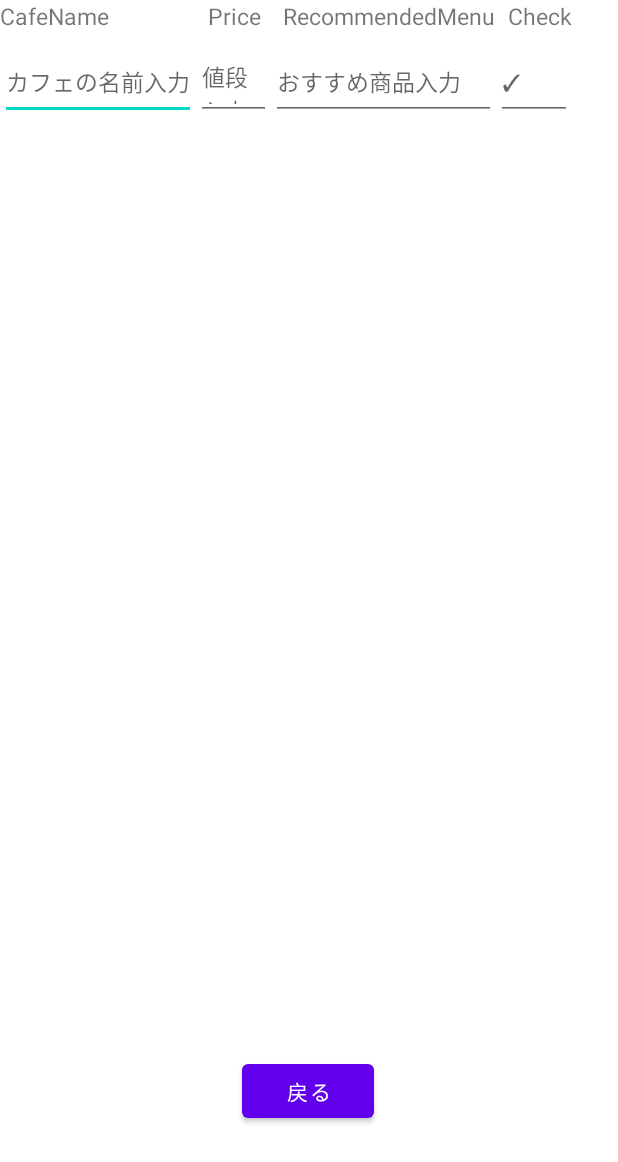
After one commit to KenjiOzawa0618/CafeBookmarkingApp, an Android app: the layout activity_gifu.xml on its own in the app's theme, with its tools: preview values and no code run, on a phone screen of 412 x 824 dp. The commit adds this screen. Shown: the top 1162 px of the screen. Run offline under Robolectric (Android 15) with nearby library versions, the phone set to English and light mode, and no system bars.

Commit message:
最終課題7/6

```diff
--- /dev/null
+++ b/app/src/main/java/jp/ac/gifu_u/z3033052/saisyukadai/SubActivity1.java
@@ -0,0 +1,18 @@
+package jp.ac.gifu_u.z3033052.saisyukadai;
+
+import androidx.appcompat.app.AppCompatActivity;
+
+import android.os.Bundle;
+import android.widget.Button;
+
+public class SubActivity1 extends AppCompatActivity {
+
+    @Override
+    protected void onCreate(Bundle savedInstanceState) {
+        super.onCreate(savedInstanceState);
+        setContentView(R.layout.activity_gifu);
+
+        Button returnButton = findViewById(R.id.returnButton);//https://akira-watson.com/android/activity-1.html　16~17
+        returnButton.setOnClickListener(v -> finish());
+    }
+}
--- /dev/null
+++ b/app/src/main/res/layout/activity_gifu.xml
@@ -0,0 +1,126 @@
+<?xml version="1.0" encoding="utf-8"?>
+<androidx.constraintlayout.widget.ConstraintLayout xmlns:android="http://schemas.android.com/apk/res/android"
+    xmlns:app="http://schemas.android.com/apk/res-auto"
+    xmlns:tools="http://schemas.android.com/tools"
+    android:layout_width="match_parent"
+    android:layout_height="match_parent"
+    tools:context=".SubActivity1">
+
+    <Button
+        android:id="@+id/returnButton"
+        android:layout_width="wrap_content"
+        android:layout_height="wrap_content"
+        android:text="戻る"
+        app:layout_constraintBottom_toBottomOf="parent"
+        app:layout_constraintEnd_toEndOf="parent"
+        app:layout_constraintHorizontal_bias="0.498"
+        app:layout_constraintStart_toStartOf="parent"
+        app:layout_constraintTop_toTopOf="parent"
+        app:layout_constraintVertical_bias="0.906"
+        tools:ignore="MissingConstraints" />
+
+    <TableLayout
+        android:id="@+id/tableLayout"
+        android:layout_width="match_parent"
+        android:layout_height="match_parent"
+        tools:layout_editor_absoluteX="0dp"
+        tools:layout_editor_absoluteY="128dp">
+
+        <TableRow
+            android:layout_width="match_parent"
+            android:layout_height="match_parent">
+
+            <TextView
+                android:id="@+id/text1"
+                android:layout_width="wrap_content"
+                android:layout_height="30dp"
+                android:text="CafeName"
+                android:textSize="15sp" />
+
+            <TextView
+                android:id="@+id/text2"
+                android:layout_width="wrap_content"
+                android:layout_height="30dp"
+                android:text="  Price"
+                android:textSize="15sp" />
+
+            <TextView
+                android:id="@+id/text3"
+                android:layout_width="wrap_content"
+                android:layout_height="30dp"
+                android:text="  RecommendedMenu"
+                android:textSize="15sp" />
+
+            <TextView
+                android:id="@+id/text4"
+                android:layout_width="wrap_content"
+                android:layout_height="30dp"
+                android:text="  Check"
+                android:textSize="15sp" />
+        </TableRow>
+
+
+        <TableRow
+            android:layout_width="match_parent"
+            android:layout_height="match_parent"
+            android:orientation="vertical"
+            tools:ignore="ExtraText">
+
+            <EditText
+                android:id="@+id/text1.1"
+                android:layout_width="wrap_content"
+                android:layout_height="50dp"
+                android:hint="カフェの名前入力"
+                android:textSize="15sp"/>
+
+            <EditText
+                android:id="@+id/text1.2"
+                android:layout_width="50dp"
+                android:layout_height="50dp"
+                android:hint="値段入力"
+                android:textSize="15sp" />
+
+            <EditText
+                android:id="@+id/text1.3"
+                android:layout_width="150dp"
+                android:layout_height="50dp"
+                android:hint="おすすめ商品入力"
+                android:textSize="15sp" />
+
+            <EditText
+                android:id="@+id/text1.4"
+                android:layout_width="wrap_content"
+                android:layout_height="50dp"
+                android:hint="✓"
+                android:textSize="15sp" />
+
+        </TableRow>
+
+        <TableRow
+            android:layout_width="match_parent"
+            android:layout_height="match_parent">
+
+
+
+
+
+
+
+        </TableRow>
+
+        <TableRow
+            android:layout_width="match_parent"
+            android:layout_height="match_parent">
+
+
+
+        </TableRow>
+
+        <TableRow
+            android:layout_width="match_parent"
+            android:layout_height="match_parent" />
+
+    </TableLayout>
+
+
+</androidx.constraintlayout.widget.ConstraintLayout>
--- a/app/src/main/res/layout/activity_main.xml
+++ b/app/src/main/res/layout/activity_main.xml
@@ -87,7 +87,7 @@
         app:layout_constraintVertical_bias="0.363" />
 
     <Button
-        android:id="@+id/button4"
+        android:id="@+id/gifu_next"
         android:layout_width="wrap_content"
         android:layout_height="wrap_content"
         android:text="岐阜市"
```
